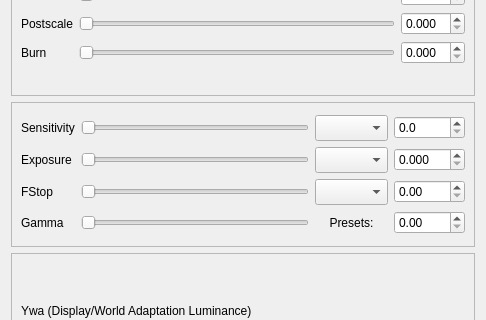
The window that qtgui/tonemap.ui (sungsoo/luxrender-lux) describes before a commit, drawn with Qt 5; both pictures show x 0 to 486 and y 88 to 408 of the 486 by 497 pixel window.
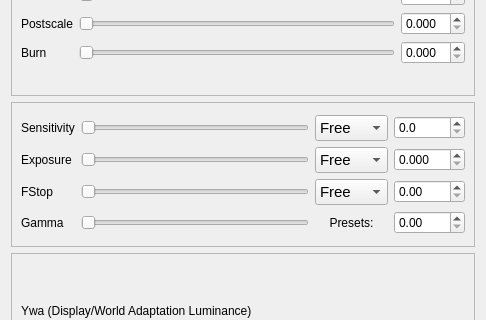
The same window after the commit.

Commit message: Emphasize if user has changed presets in colorspace and tonemap_linear freewheeling

What changed in the file:
```diff
--- a/qtgui/tonemap.ui
+++ b/qtgui/tonemap.ui
@@ -413,7 +413,7 @@
             </property>
             <item>
              <property name="text">
-              <string/>
+              <string>Free</string>
              </property>
             </item>
             <item>
@@ -569,7 +569,7 @@
             </property>
             <item>
              <property name="text">
-              <string/>
+              <string>Free</string>
              </property>
             </item>
             <item>
@@ -650,7 +650,7 @@
             </property>
             <item>
              <property name="text">
-              <string/>
+              <string>Free</string>
              </property>
             </item>
             <item>
```
The commit also changes 2 other files.
